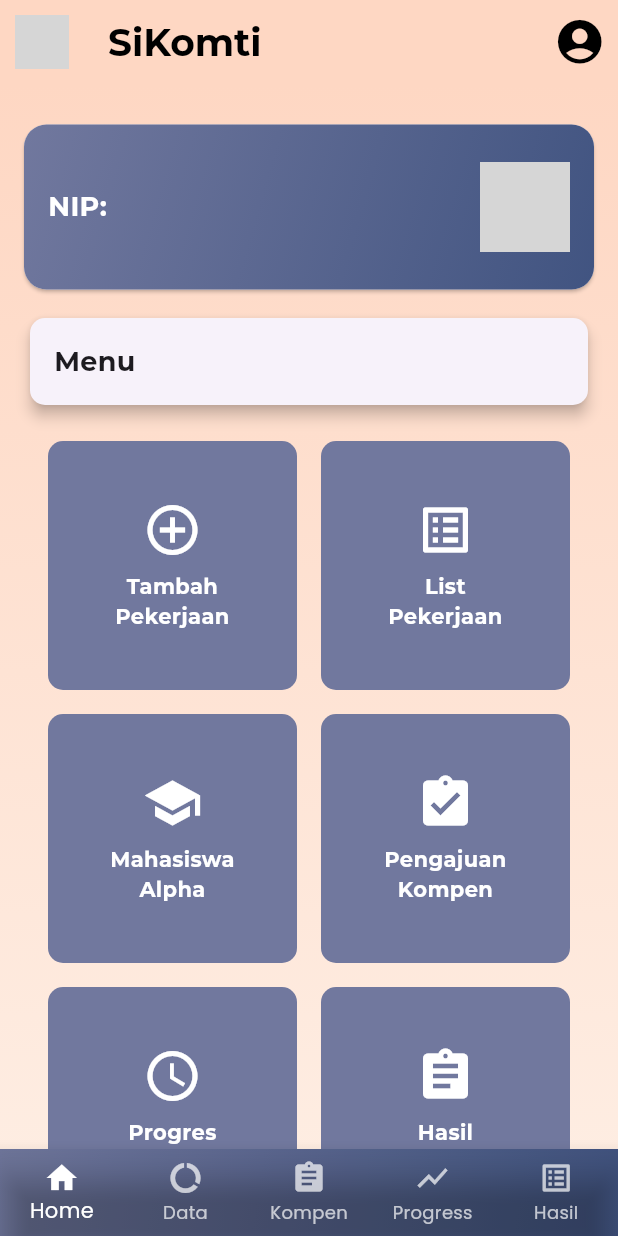
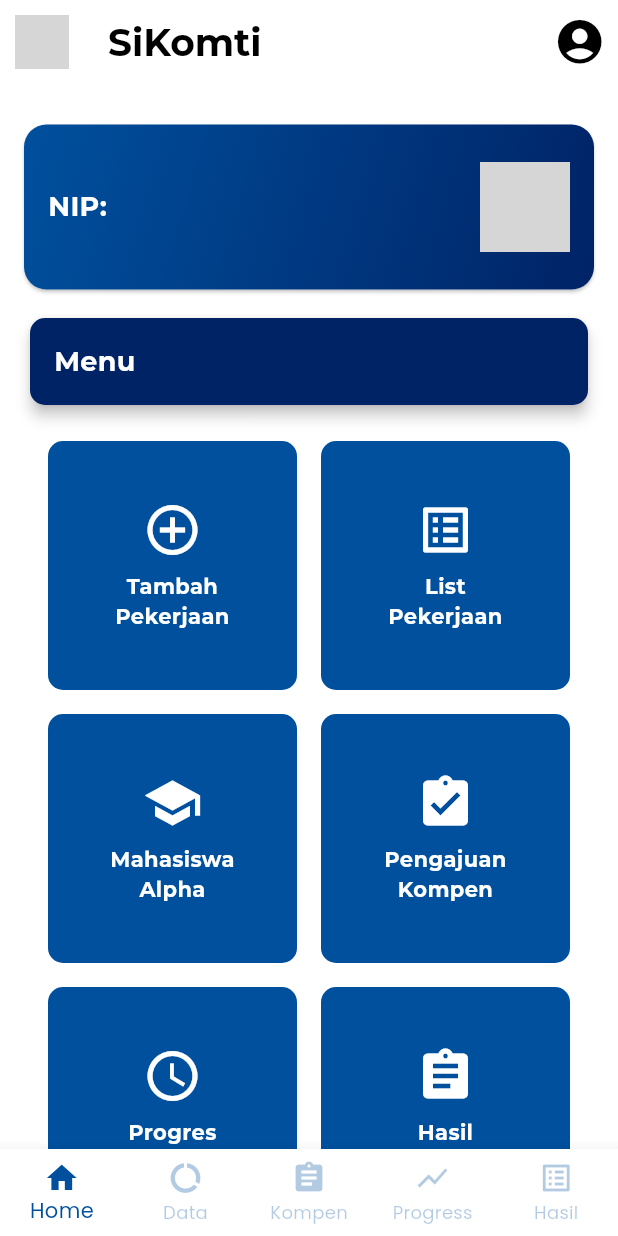
Before and after one commit to aryod24/MobileSiKomti, a Flutter app: the DosenScreen screen opened directly, on a phone screen of 412 x 824 dp. Run offline on Flutter 3.47's test engine with Material 3 defaults, Android fonts, the phone set to English and light mode, and no system bars; our stand-ins replace dio, file_picker, open_filex, pdf, printing, qr_flutter and 1 more; accounts and stored records are empty; network calls fail; project files that could hold a hidden picture were left out; grey boxes are pictures that could not be loaded.

Commit message:
Update Tampilan Dosen

```diff
--- a/lib/screen/dosen/alpha/createalphascreen.dart
+++ b/lib/screen/dosen/alpha/createalphascreen.dart
@@ -167,7 +167,7 @@ class _CreateAlphaScreenState extends State<CreateAlphaScreen> {
               SizedBox(height: 20),
               ElevatedButton(
                 onPressed: _createMahasiswaAlpha,
-                child: Text('Create'),
+                child: Text('Submit'),
               ),
             ],
           ),
--- a/lib/screen/dosen/botnav_dsn.dart
+++ b/lib/screen/dosen/botnav_dsn.dart
@@ -9,16 +9,7 @@ class BotNavDosen extends StatelessWidget {
   @override
   Widget build(BuildContext context) {
     return Container(
-      decoration: BoxDecoration(
-        gradient: LinearGradient(
-          colors: [
-            Color.fromARGB(255, 113, 120, 158),
-            Color.fromARGB(255, 65, 84, 129),
-          ],
-          begin: Alignment.topLeft,
-          end: Alignment.bottomRight,
-        ),
-      ),
+      color: Colors.white, // Latar belakang putih
       child: BottomNavigationBar(
         items: const <BottomNavigationBarItem>[
           BottomNavigationBarItem(icon: Icon(Icons.home), label: 'Home'),
@@ -31,16 +22,19 @@ class BotNavDosen extends StatelessWidget {
         ],
         currentIndex: selectedIndex,
         onTap: onItemTapped,
-        backgroundColor:
-            Colors.transparent, // Membuat latar belakang transparan
-        selectedItemColor: Colors.white, // Warna untuk item yang dipilih
+        backgroundColor: const Color.fromARGB(
+            255, 255, 255, 255), // Warna latar belakang putih
+        selectedItemColor:
+            Color(0xFF00509E), // Warna item yang dipilih menjadi BIRU
         unselectedItemColor:
-            Colors.white70, // Warna untuk item yang tidak dipilih
+            Color.fromARGB(76, 0, 79, 158), // Warna item yang tidak dipilih
         type: BottomNavigationBarType.fixed,
-        selectedLabelStyle:
-            TextStyle(fontFamily: 'Poppins'), // Use Poppins for selected label
+        selectedLabelStyle: TextStyle(
+          fontFamily: 'Poppins', // Font untuk label yang dipilih
+        ),
         unselectedLabelStyle: TextStyle(
-            fontFamily: 'Poppins'), // Use Poppins for unselected label
+          fontFamily: 'Poppins', // Font untuk label yang tidak dipilih
+        ),
       ),
     );
   }
--- a/lib/screen/dosen/dosen_screen.dart
+++ b/lib/screen/dosen/dosen_screen.dart
@@ -40,13 +40,7 @@ class _DosenScreenState extends State<DosenScreen> {
     return SingleChildScrollView(
       child: Container(
         padding: const EdgeInsets.all(16.0),
-        decoration: BoxDecoration(
-          gradient: LinearGradient(
-            begin: Alignment.topCenter,
-            end: Alignment.bottomCenter,
-            colors: [Color(0xFFFED7C3), Color(0xFFFEEFE5)],
-          ),
-        ),
+        color: Colors.white, // Latar belakang putih
         child: Column(
           crossAxisAlignment: CrossAxisAlignment.start,
           children: [
@@ -62,6 +56,7 @@ class _DosenScreenState extends State<DosenScreen> {
                 width: 400,
                 child: Card(
                   elevation: 4,
+                  color: Color(0xFF002366), // Warna biru header
                   shape: RoundedRectangleBorder(
                     borderRadius: BorderRadius.circular(10),
                   ),
@@ -72,6 +67,7 @@ class _DosenScreenState extends State<DosenScreen> {
                       style: TextStyle(
                         fontSize: 18,
                         fontWeight: FontWeight.bold,
+                        color: Colors.white, // Teks putih
                         fontFamily: 'Montserrat',
                       ),
                     ),
@@ -136,7 +132,7 @@ class _DosenScreenState extends State<DosenScreen> {
   Widget build(BuildContext context) {
     return Scaffold(
       appBar: AppBar(
-        backgroundColor: Color(0xFFFED7C3),
+        backgroundColor: Color.fromARGB(255, 255, 255, 255), // Biru seperti pada gambar
         elevation: 0,
         title: Text(
           'SiKomti',
@@ -144,7 +140,7 @@ class _DosenScreenState extends State<DosenScreen> {
             fontFamily: 'Montserrat',
             fontWeight: FontWeight.bold,
             fontSize: 25,
-            color: Colors.black,
+            color: const Color.fromARGB(255, 0, 0, 0), // Teks putih
           ),
         ),
         leading: Padding(
@@ -155,7 +151,7 @@ class _DosenScreenState extends State<DosenScreen> {
           IconButton(
             icon: Icon(
               Icons.account_circle,
-              color: Colors.black,
+              color: const Color.fromARGB(255, 0, 0, 0),
               size: 35,
             ),
             onPressed: () {
@@ -167,7 +163,7 @@ class _DosenScreenState extends State<DosenScreen> {
           ),
         ],
       ),
-      backgroundColor: Color(0xFFFEEFE5),
+      backgroundColor: Colors.white, // Latar belakang putih
       body: FutureBuilder<Map<String, String>>(
         future: getUserData(),
         builder: (context, snapshot) {
@@ -204,10 +200,10 @@ class _DosenScreenState extends State<DosenScreen> {
     required VoidCallback onTap,
   }) {
     return Hero(
-      tag: 'menu_button_$label', // Use the label to create a unique tag
+      tag: 'menu_button_$label', // Gunakan label untuk tag unik
       child: Container(
         decoration: BoxDecoration(
-          color: Color.fromARGB(255, 113, 120, 158),
+          color: Color(0xFF00509E), // Warna biru menu
           borderRadius: BorderRadius.circular(10),
         ),
         child: Material(
--- a/lib/screen/dosen/kompen/edit_kompen_screen.dart
+++ b/lib/screen/dosen/kompen/edit_kompen_screen.dart
@@ -196,7 +196,7 @@ class _EditKompenScreenState extends State<EditKompenScreen> {
               SizedBox(height: 20),
               ElevatedButton(
                 onPressed: _updateKompen,
-                child: Text('Perbarui Kompen'),
+                child: Text('Update'),
               ),
             ],
           ),
--- a/lib/screen/dosen/kompen/popup_menu_kompen.dart
+++ b/lib/screen/dosen/kompen/popup_menu_kompen.dart
@@ -11,6 +11,10 @@ class PopupMenuKompen extends StatelessWidget {
   @override
   Widget build(BuildContext context) {
     return PopupMenuButton<String>(
+      icon: Icon(
+        Icons.more_vert, // Ikon titik tiga
+        color: Colors.white, // Mengubah warna ikon menjadi putih
+      ),
       onSelected: (value) {
         switch (value) {
           case 'detail':
--- a/lib/screen/dosen/profildsn.dart
+++ b/lib/screen/dosen/profildsn.dart
@@ -19,8 +19,8 @@ class ProfilDosen extends StatelessWidget {
         decoration: BoxDecoration(
           gradient: const LinearGradient(
             colors: [
-              Color.fromARGB(255, 113, 120, 158),
-              Color.fromARGB(255, 65, 84, 129),
+              Color(0xFF00509E),
+              Color(0xFF002366),
             ],
             begin: Alignment.topLeft,
             end: Alignment.bottomRight,
```
Also changed, not shown: lib/screen/dosen/data_screen.dart (+20 -18 lines), lib/screen/dosen/hasilscreen.dart (+22 -17 lines), lib/screen/dosen/kompen/kompen_detail_screen.dart (+9 -3 lines), lib/screen/dosen/kompen_screen.dart (+23 -23 lines), lib/screen/dosen/progress/checkprogress.dart (+13 -6 lines), lib/screen/dosen/progress/pengajuanscreen.dart (+13 -11 lines), lib/screen/dosen/requestmhs.dart (+21 -16 lines), lib/screen/profil/edit_user_screen.dart (+11 -5 lines), lib/screen/profil/profile_screen.dart (+11 -7 lines).
